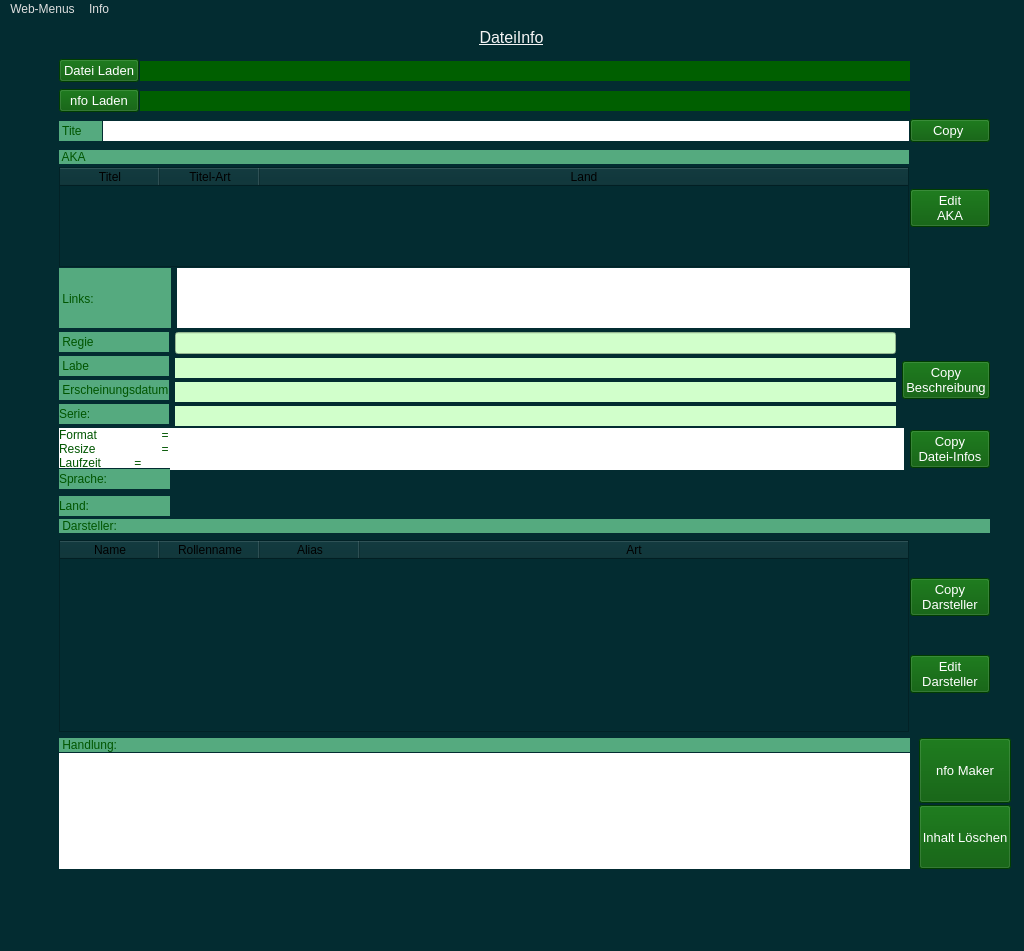
The window that ui/HauptFenster_GUI.ui (Ernie1412/nfo-Maker) describes before a commit, drawn with Qt 5.
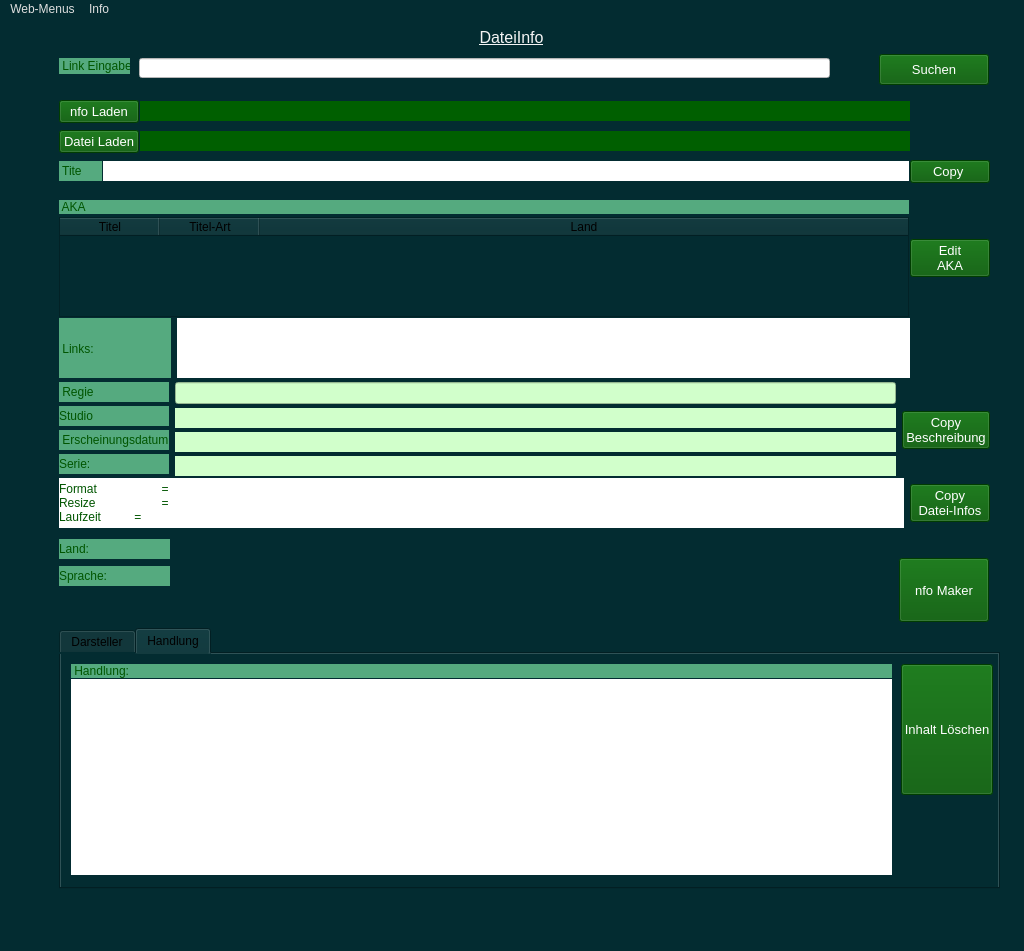
The same window after the commit.

Patch:
```diff
--- a/ui/HauptFenster_GUI.ui
+++ b/ui/HauptFenster_GUI.ui
@@ -55,75 +55,13 @@
          <height>16777215</height>
         </size>
        </property>
-       <widget class="QWidget" name="layoutWidget">
-        <property name="geometry">
-         <rect>
-          <x>910</x>
-          <y>710</y>
-          <width>92</width>
-          <height>131</height>
-         </rect>
-        </property>
-        <layout class="QVBoxLayout" name="verticalLayout">
-         <property name="spacing">
-          <number>2</number>
-         </property>
-         <property name="bottomMargin">
-          <number>0</number>
-         </property>
-         <item>
-          <widget class="QPushButton" name="nfoBtn_Maker">
-           <property name="sizePolicy">
-            <sizepolicy hsizetype="Preferred" vsizetype="Preferred">
-             <horstretch>0</horstretch>
-             <verstretch>0</verstretch>
-            </sizepolicy>
-           </property>
-           <property name="font">
-            <font>
-             <pointsize>10</pointsize>
-            </font>
-           </property>
-           <property name="styleSheet">
-            <string notr="true">color: rgb(255, 255, 255);
-background-color:rgb(0, 85, 0)</string>
-           </property>
-           <property name="text">
-            <string>nfo Maker</string>
-           </property>
-          </widget>
-         </item>
-         <item>
-          <widget class="QPushButton" name="DelBtn_DateiInfo">
-           <property name="sizePolicy">
-            <sizepolicy hsizetype="Preferred" vsizetype="Preferred">
-             <horstretch>0</horstretch>
-             <verstretch>0</verstretch>
-            </sizepolicy>
-           </property>
-           <property name="font">
-            <font>
-             <pointsize>10</pointsize>
-            </font>
-           </property>
-           <property name="styleSheet">
-            <string notr="true">color: rgb(255, 255, 255);
-background-color:rgb(0, 85, 0)</string>
-           </property>
-           <property name="text">
-            <string>Inhalt Löschen</string>
-           </property>
-          </widget>
-         </item>
-        </layout>
-       </widget>
        <widget class="QWidget" name="layoutWidget">
         <property name="geometry">
          <rect>
           <x>50</x>
-          <y>90</y>
+          <y>130</y>
           <width>931</width>
-          <height>26</height>
+          <height>27</height>
          </rect>
         </property>
         <layout class="QHBoxLayout" name="horizontalLayout_7">
@@ -240,9 +178,9 @@
         <property name="geometry">
          <rect>
           <x>50</x>
-          <y>30</y>
+          <y>100</y>
           <width>851</width>
-          <height>26</height>
+          <height>27</height>
          </rect>
         </property>
         <layout class="QHBoxLayout" name="horizontalLayout_8">
@@ -300,7 +238,7 @@
         <property name="geometry">
          <rect>
           <x>50</x>
-          <y>120</y>
+          <y>170</y>
           <width>931</width>
           <height>121</height>
          </rect>
@@ -417,7 +355,7 @@
         <property name="geometry">
          <rect>
           <x>50</x>
-          <y>240</y>
+          <y>290</y>
           <width>851</width>
           <height>61</height>
          </rect>
@@ -457,7 +395,7 @@
         <property name="geometry">
          <rect>
           <x>50</x>
-          <y>300</y>
+          <y>350</y>
           <width>931</width>
           <height>104</height>
          </rect>
@@ -515,7 +453,7 @@
 color: rgb(0, 85, 0);</string>
                </property>
                <property name="text">
-                <string> Labe                       </string>
+                <string>Studio</string>
                </property>
               </widget>
              </item>
@@ -685,9 +623,9 @@
         <property name="geometry">
          <rect>
           <x>50</x>
-          <y>400</y>
+          <y>450</y>
           <width>931</width>
-          <height>42</height>
+          <height>50</height>
          </rect>
         </property>
         <layout class="QHBoxLayout" name="horizontalLayout_10">
@@ -739,35 +677,12 @@
         <property name="geometry">
          <rect>
           <x>50</x>
-          <y>440</y>
+          <y>510</y>
           <width>111</width>
           <height>51</height>
          </rect>
         </property>
         <layout class="QVBoxLayout" name="verticalLayout_7">
-         <item>
-          <widget class="QLabel" name="lbl_Sprache">
-           <property name="sizePolicy">
-            <sizepolicy hsizetype="Preferred" vsizetype="Fixed">
-             <horstretch>0</horstretch>
-             <verstretch>0</verstretch>
-            </sizepolicy>
-           </property>
-           <property name="maximumSize">
-            <size>
-             <width>16777215</width>
-             <height>20</height>
-            </size>
-           </property>
-           <property name="styleSheet">
-            <string notr="true">background-color: rgb(85, 170, 127);
-color: rgb(0, 85, 0);</string>
-           </property>
-           <property name="text">
-            <string>Sprache:</string>
-           </property>
-          </widget>
-         </item>
          <item>
           <widget class="QLabel" name="lbl_Land">
            <property name="sizePolicy">
@@ -791,15 +706,114 @@
            </property>
           </widget>
          </item>
+         <item>
+          <widget class="QLabel" name="lbl_Sprache">
+           <property name="sizePolicy">
+            <sizepolicy hsizetype="Preferred" vsizetype="Fixed">
+             <horstretch>0</horstretch>
+             <verstretch>0</verstretch>
+            </sizepolicy>
+           </property>
+           <property name="maximumSize">
+            <size>
+             <width>16777215</width>
+             <height>20</height>
+            </size>
+           </property>
+           <property name="styleSheet">
+            <string notr="true">background-color: rgb(85, 170, 127);
+color: rgb(0, 85, 0);</string>
+           </property>
+           <property name="text">
+            <string>Sprache:</string>
+           </property>
+          </widget>
+         </item>
         </layout>
        </widget>
-       <widget class="QWidget" name="layoutWidget">
+       <widget class="QWidget" name="layoutWidget_2">
         <property name="geometry">
          <rect>
           <x>50</x>
-          <y>490</y>
+          <y>70</y>
+          <width>851</width>
+          <height>27</height>
+         </rect>
+        </property>
+        <layout class="QHBoxLayout" name="horizontalLayout_12">
+         <property name="spacing">
+          <number>1</number>
+         </property>
+         <property name="sizeConstraint">
+          <enum>QLayout::SetDefaultConstraint</enum>
+         </property>
+         <item>
+          <widget class="QPushButton" name="Btn_load_nfo_file">
+           <property name="font">
+            <font>
+             <pointsize>10</pointsize>
+            </font>
+           </property>
+           <property name="styleSheet">
+            <string notr="true">color: rgb(255, 255, 255);
+background-color:rgb(0, 85, 0)</string>
+           </property>
+           <property name="text">
+            <string>nfo Laden</string>
+           </property>
+          </widget>
+         </item>
+         <item>
+          <widget class="QLabel" name="lbl_nfo">
+           <property name="sizePolicy">
+            <sizepolicy hsizetype="Expanding" vsizetype="Fixed">
+             <horstretch>0</horstretch>
+             <verstretch>0</verstretch>
+            </sizepolicy>
+           </property>
+           <property name="minimumSize">
+            <size>
+             <width>0</width>
+             <height>20</height>
+            </size>
+           </property>
+           <property name="acceptDrops">
+            <bool>true</bool>
+           </property>
+           <property name="styleSheet">
+            <string notr="true">background-color: rgb(0, 95, 0);
+color: rgb(255, 255, 255);</string>
+           </property>
+           <property name="text">
+            <string/>
+           </property>
+          </widget>
+         </item>
+        </layout>
+       </widget>
+       <widget class="QTabWidget" name="tabWidget">
+        <property name="geometry">
+         <rect>
+          <x>50</x>
+          <y>600</y>
+          <width>941</width>
+          <height>261</height>
+         </rect>
+        </property>
+        <property name="currentIndex">
+         <number>1</number>
+        </property>
+        <widget class="QWidget" name="actors">
+         <attribute name="title">
+          <string>Darsteller</string>
+         </attribute>
+         <widget class="QWidget" name="layoutWidget_3">
+          <property name="geometry">
+           <rect>
+            <x>0</x>
+            <y>10</y>
           <width>931</width>
-          <height>217</height>
+            <height>220</height>
          </rect>
         </property>
         <layout class="QVBoxLayout" name="verticalLayout_8">
@@ -921,13 +935,18 @@
          </item>
         </layout>
        </widget>
+        </widget>
+        <widget class="QWidget" name="scenen">
+         <attribute name="title">
+          <string>Handlung</string>
+         </attribute>
        <widget class="QWidget" name="layoutWidget">
         <property name="geometry">
          <rect>
-          <x>50</x>
-          <y>710</y>
-          <width>851</width>
-          <height>131</height>
+            <x>10</x>
+            <y>10</y>
+            <width>821</width>
+            <height>211</height>
          </rect>
         </property>
         <layout class="QVBoxLayout" name="verticalLayout_6">
@@ -980,24 +999,30 @@
          </item>
         </layout>
        </widget>
-       <widget class="QWidget" name="layoutWidget_2">
+         <widget class="QWidget" name="layoutWidget">
         <property name="geometry">
          <rect>
-          <x>50</x>
-          <y>60</y>
-          <width>851</width>
-          <height>26</height>
-         </rect>
-        </property>
-        <layout class="QHBoxLayout" name="horizontalLayout_12">
+            <x>840</x>
+            <y>10</y>
+            <width>92</width>
+            <height>131</height>
+           </rect>
+          </property>
+          <layout class="QVBoxLayout" name="verticalLayout">
          <property name="spacing">
-          <number>1</number>
-         </property>
-         <property name="sizeConstraint">
-          <enum>QLayout::SetDefaultConstraint</enum>
+            <number>2</number>
+           </property>
+           <property name="bottomMargin">
+            <number>0</number>
          </property>
          <item>
-          <widget class="QPushButton" name="DateiBtn_nfoLaden">
+            <widget class="QPushButton" name="DelBtn_DateiInfo">
+             <property name="sizePolicy">
+              <sizepolicy hsizetype="Preferred" vsizetype="Preferred">
+               <horstretch>0</horstretch>
+               <verstretch>0</verstretch>
+              </sizepolicy>
+             </property>
            <property name="font">
             <font>
              <pointsize>10</pointsize>
@@ -1008,40 +1033,97 @@
 background-color:rgb(0, 85, 0)</string>
            </property>
            <property name="text">
-            <string>nfo Laden</string>
-           </property>
-          </widget>
-         </item>
-         <item>
-          <widget class="QLabel" name="lbl_nfo">
-           <property name="sizePolicy">
-            <sizepolicy hsizetype="Expanding" vsizetype="Fixed">
-             <horstretch>0</horstretch>
-             <verstretch>0</verstretch>
-            </sizepolicy>
-           </property>
-           <property name="minimumSize">
-            <size>
-             <width>0</width>
-             <height>20</height>
-            </size>
-           </property>
-           <property name="acceptDrops">
-            <bool>true</bool>
-           </property>
-           <property name="styleSheet">
-            <string notr="true">background-color: rgb(0, 95, 0);
-color: rgb(255, 255, 255);</string>
-           </property>
-           <property name="text">
-            <string/>
+              <string>Inhalt Löschen</string>
            </property>
           </widget>
          </item>
         </layout>
        </widget>
       </widget>
-      <widget class="QWidget" name="INTERNET">
+       </widget>
+       <widget class="QLabel" name="lbl_INT_LinkEingabe">
+        <property name="geometry">
+         <rect>
+          <x>50</x>
+          <y>30</y>
+          <width>71</width>
+          <height>16</height>
+         </rect>
+        </property>
+        <property name="styleSheet">
+         <string notr="true">background-color: rgb(85, 170, 127);
+color: rgb(0, 85, 0);</string>
+        </property>
+        <property name="text">
+         <string> Link Eingabe:</string>
+        </property>
+       </widget>
+       <widget class="QLineEdit" name="lnEdit_scrape_url">
+        <property name="geometry">
+         <rect>
+          <x>130</x>
+          <y>30</y>
+          <width>691</width>
+          <height>20</height>
+         </rect>
+        </property>
+        <property name="styleSheet">
+         <string notr="true">background-color: rgb(255, 255, 255);
+color: rgb(0, 85, 0);</string>
+        </property>
+       </widget>
+       <widget class="QPushButton" name="Btn_get_url_infos">
+        <property name="geometry">
+         <rect>
+          <x>870</x>
+          <y>26</y>
+          <width>110</width>
+          <height>31</height>
+         </rect>
+        </property>
+        <property name="font">
+         <font>
+          <pointsize>10</pointsize>
+         </font>
+        </property>
+        <property name="styleSheet">
+         <string notr="true">color: rgb(255, 255, 255);
+background-color:rgb(0, 85, 0)</string>
+        </property>
+        <property name="text">
+         <string>Suchen</string>
+        </property>
+       </widget>
+       <widget class="QPushButton" name="Btn_nfo_maker">
+        <property name="geometry">
+         <rect>
+          <x>890</x>
+          <y>530</y>
+          <width>90</width>
+          <height>64</height>
+         </rect>
+        </property>
+        <property name="sizePolicy">
+         <sizepolicy hsizetype="Preferred" vsizetype="Preferred">
+          <horstretch>0</horstretch>
+          <verstretch>0</verstretch>
+         </sizepolicy>
+        </property>
+        <property name="font">
+         <font>
+          <pointsize>10</pointsize>
+         </font>
+        </property>
+        <property name="styleSheet">
+         <string notr="true">color: rgb(255, 255, 255);
+background-color:rgb(0, 85, 0)</string>
+        </property>
+        <property name="text">
+         <string>nfo Maker</string>
+        </property>
+       </widget>
+      </widget>
+      <widget class="QWidget" name="internet">
        <widget class="QLabel" name="lbl_INTLogo">
         <property name="enabled">
          <bool>true</bool>
@@ -1095,37 +1177,6 @@
          <string>Schließen</string>
         </property>
        </widget>
-       <widget class="QLineEdit" name="lnEdit_INTLinkEingabe">
-        <property name="geometry">
-         <rect>
-          <x>110</x>
-          <y>30</y>
-          <width>691</width>
-          <height>20</height>
-         </rect>
-        </property>
-        <property name="styleSheet">
-         <string notr="true">background-color: rgb(255, 255, 255);
-color: rgb(0, 85, 0);</string>
-        </property>
-       </widget>
-       <widget class="QLabel" name="lbl_INT_LinkEingabe">
-        <property name="geometry">
-         <rect>
-          <x>30</x>
-          <y>30</y>
-          <width>71</width>
-          <height>16</height>
-         </rect>
-        </property>
-        <property name="styleSheet">
-         <string notr="true">background-color: rgb(85, 170, 127);
-color: rgb(0, 85, 0);</string>
-        </property>
-        <property name="text">
-         <string> Link Eingabe:</string>
-        </property>
-       </widget>
        <widget class="QLabel" name="lbl_INT_Regie">
         <property name="geometry">
          <rect>
```
Left out of the diff: 59 changed lines with no effect on the pictures. Lines whose indentation alone changed are shown as unchanged.
